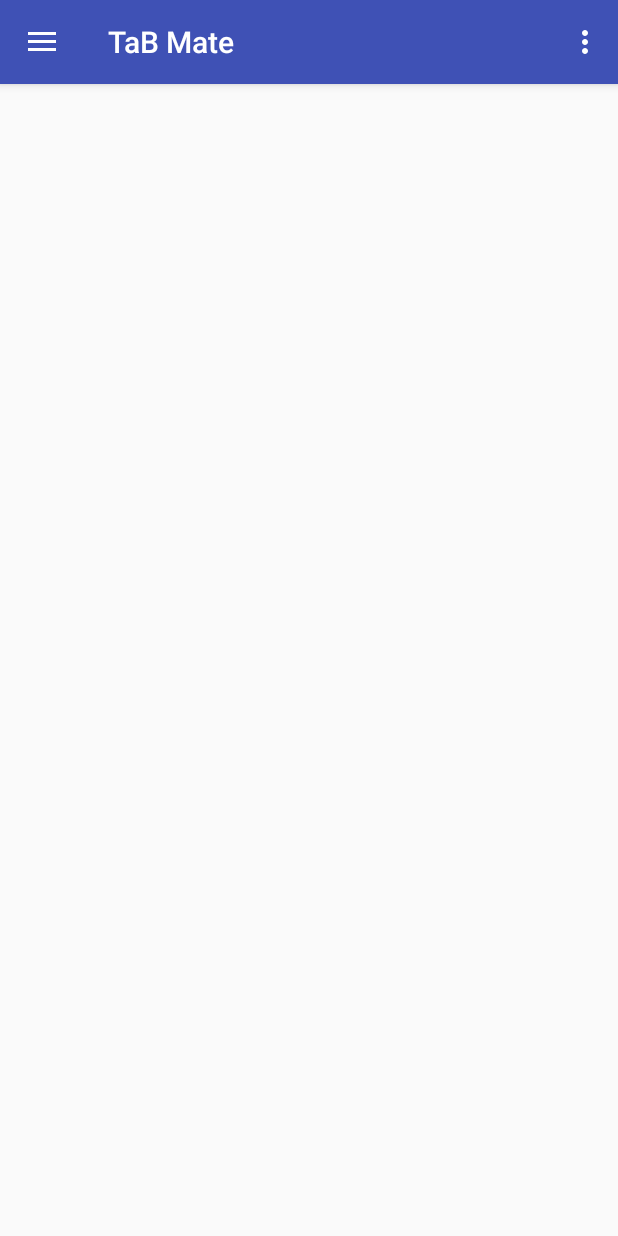
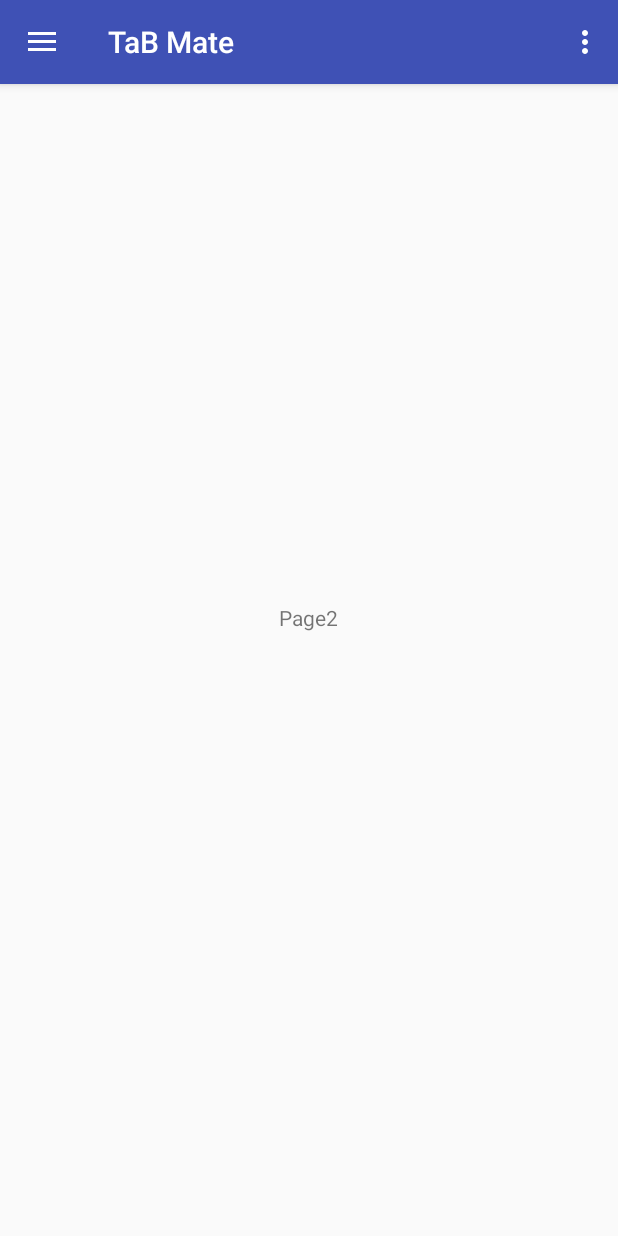
Before and after one commit to Budziaszek/Application-supporting-the-management-of-finances-and-tasks, an Android app: the screen it shows after launch once a user with an empty profile is signed in (MainActivity), in the side drawer, after a tap on "Tasks", on a phone screen of 412 x 824 dp. Run offline under Robolectric (Android 15) with nearby library versions, the phone set to English and light mode, and no system bars; our stand-ins replace Firebase (no records; nobody signed in at launch, a user with empty details on screens opened directly).

```diff
--- a/TaBMate/app/src/main/res/layout/app_bar_main.xml
+++ b/TaBMate/app/src/main/res/layout/app_bar_main.xml
@@ -32,7 +32,8 @@
             <include
                 layout="@layout/content_tasks"
                 android:layout_width="wrap_content"
-                android:layout_height="wrap_content" />
+                android:layout_height="wrap_content"
+                android:layout_centerInParent="true" />
         </RelativeLayout>
 
     </ViewFlipper>
```
Also changed, not shown: 1 other file.
